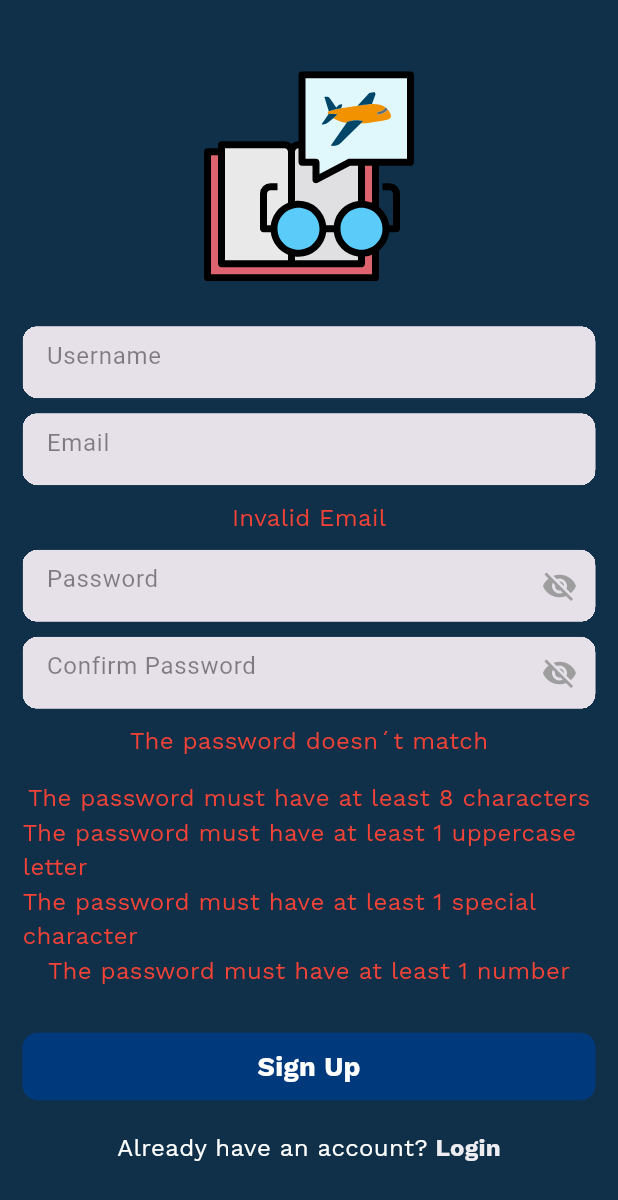
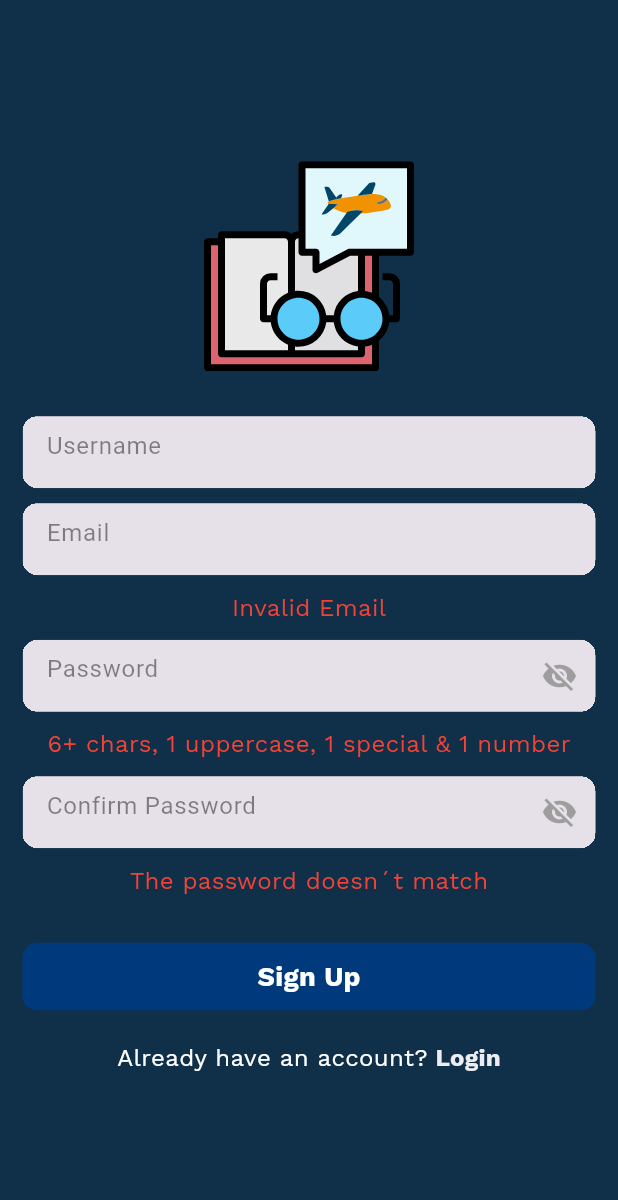
Before and after one commit to ISIS3510-Team-22/flutter-app, a Flutter app: the SignUpPage screen opened directly, on a phone screen of 412 x 824 dp. Shown: the top 1200 px of the screen. Run offline on Flutter 3.47's test engine with Material 3 defaults, Android fonts, the phone set to English and light mode, and no system bars; our stand-ins replace cloud_firestore, firebase_analytics, firebase_auth, firebase_core, flutter_svg, fluttertoast and 1 more; accounts and stored records are empty.

Commit message:
Improvements to sign up view

```diff
--- a/lib/views/sign_up_view.dart
+++ b/lib/views/sign_up_view.dart
@@ -147,6 +147,27 @@ class _SignUpPageState extends State<SignUpPage> {
                   checkPassword();
                 },
               ),
+              Visibility(
+                visible: !(containChar & containEspecial & containMayus & containNumber),
+                child: const Column(
+                    mainAxisAlignment: MainAxisAlignment.center,
+                    children: [
+                      SizedBox(
+                        height: 10,
+                      ),
+                      Text(
+                          "6+ chars, 1 uppercase, 1 special & 1 number",
+                          style: TextStyle(
+                            fontFamily: 'WorkSans',
+                            fontSize: 16,
+                            color: Colors.red,
+                          ),
+                      )
+                    ],
+                  ),
+
+
+              ),
               const SizedBox(
                 height: 10,
               ),
@@ -175,46 +196,6 @@ class _SignUpPageState extends State<SignUpPage> {
                           ),
                         )
                       ])),
-              const SizedBox(
-                height: 15,
-              ),
-              Column(
-                mainAxisAlignment: MainAxisAlignment.center,
-                children: [
-                  Text(
-                    "The password must have at least 8 characters",
-                    style: TextStyle(
-                      fontFamily: 'WorkSans',
-                      fontSize: 16,
-                      color: containChar ? Colors.green : Colors.red,
-                    ),
-                  ),
-                  Text(
-                    "The password must have at least 1 uppercase letter",
-                    style: TextStyle(
-                      fontFamily: 'WorkSans',
-                      fontSize: 16,
-                      color: containMayus ? Colors.green : Colors.red,
-                    ),
-                  ),
-                  Text(
-                    "The password must have at least 1 special character",
-                    style: TextStyle(
-                      fontFamily: 'WorkSans',
-                      fontSize: 16,
-                      color: containEspecial ? Colors.green : Colors.red,
-                    ),
-                  ),
-                  Text(
-                    "The password must have at least 1 number",
-                    style: TextStyle(
-                      fontFamily: 'WorkSans',
-                      fontSize: 16,
-                      color: containNumber ? Colors.green : Colors.red,
-                    ),
-                  ),
-                ],
-              ),
               const SizedBox(
                 height: 30,
               ),
```
